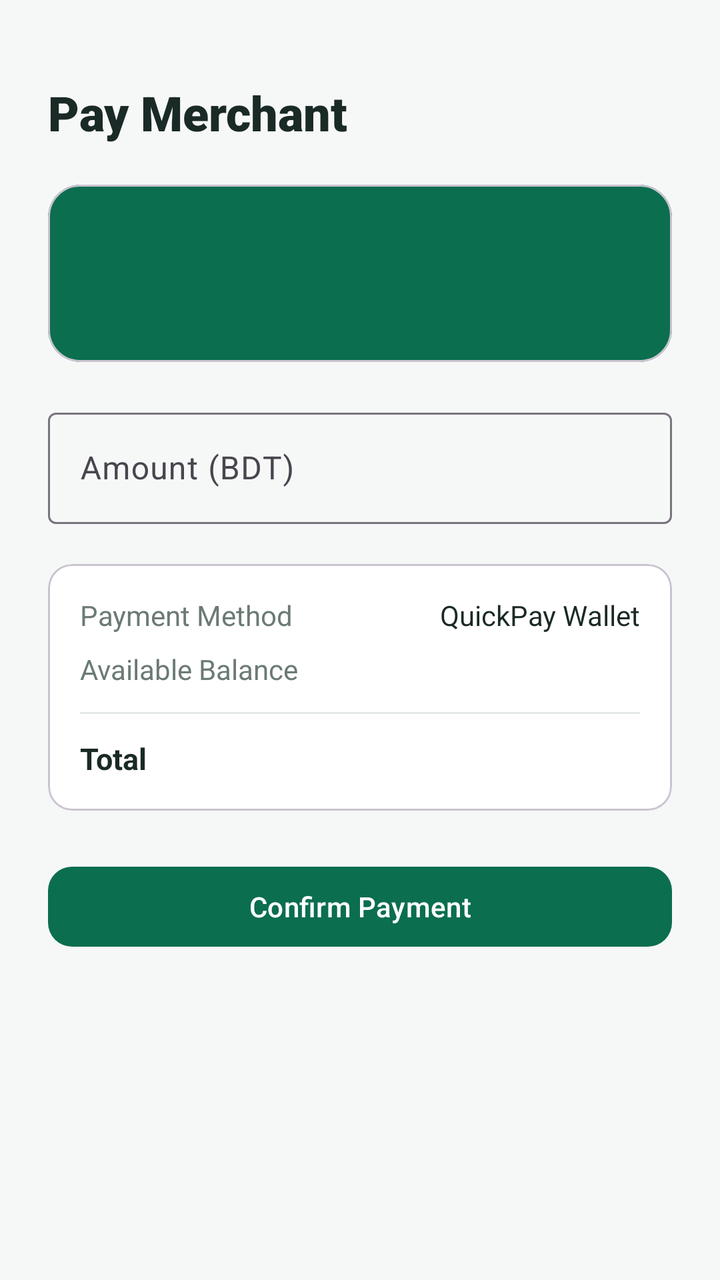
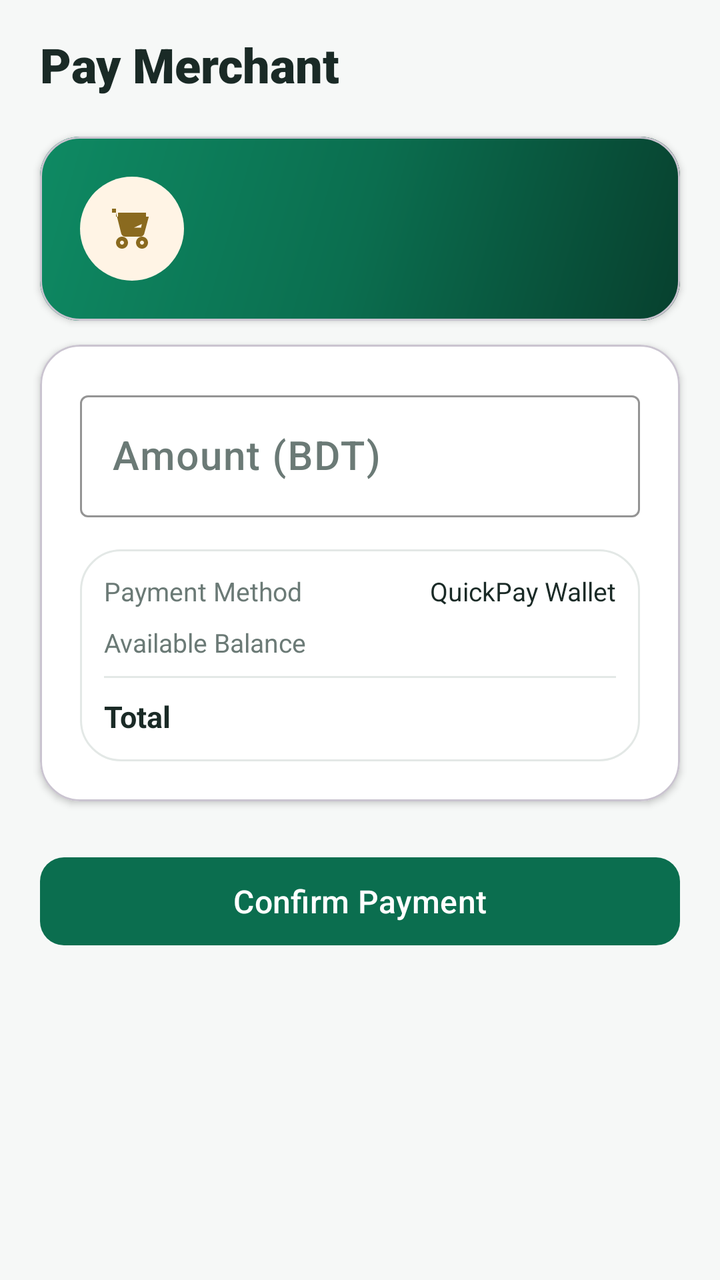

An Android layout rendered at two revisions. The XML below is the earlier revision; the diff shows what the commit changed to produce the second picture.
<!-- AndroidManifest.xml: application theme Theme.QuickPay -->
<!-- res/layout/fragment_merchant_payment.xml -->
<?xml version="1.0" encoding="utf-8"?>
<ScrollView xmlns:android="http://schemas.android.com/apk/res/android"
    xmlns:app="http://schemas.android.com/apk/res-auto"
    android:layout_width="match_parent"
    android:layout_height="match_parent"
    android:background="@color/bg"
    android:fillViewport="true">

    <LinearLayout
        android:layout_width="match_parent"
        android:layout_height="wrap_content"
        android:orientation="vertical"
        android:padding="24dp">

        <TextView
            android:layout_width="wrap_content"
            android:layout_height="wrap_content"
            android:layout_marginTop="16dp"
            android:fontFamily="sans-serif-black"
            android:text="@string/merchant_payment_title"
            android:textColor="@color/text_primary"
            android:textSize="24sp" />

        <com.google.android.material.card.MaterialCardView
            android:id="@+id/merchantCard"
            android:layout_width="match_parent"
            android:layout_height="wrap_content"
            android:layout_marginTop="20dp"
            app:cardBackgroundColor="@color/primary"
            app:cardCornerRadius="16dp">

            <LinearLayout
                android:layout_width="match_parent"
                android:layout_height="wrap_content"
                android:orientation="vertical"
                android:padding="20dp">

                <TextView
                    android:id="@+id/merchantName"
                    android:layout_width="wrap_content"
                    android:layout_height="wrap_content"
                    android:textColor="@color/white"
                    android:textSize="20sp"
                    android:textStyle="bold" />

                <TextView
                    android:id="@+id/merchantCategory"
                    android:layout_width="wrap_content"
                    android:layout_height="wrap_content"
                    android:layout_marginTop="4dp"
                    android:textColor="@color/primary_light"
                    android:textSize="13sp" />
            </LinearLayout>
        </com.google.android.material.card.MaterialCardView>

        <com.google.android.material.card.MaterialCardView
            android:id="@+id/loadingCard"
            android:layout_width="match_parent"
            android:layout_height="wrap_content"
            android:layout_marginTop="20dp"
            android:visibility="gone"
            app:cardCornerRadius="16dp">

            <LinearLayout
                android:layout_width="match_parent"
                android:layout_height="wrap_content"
                android:gravity="center"
                android:orientation="horizontal"
                android:padding="24dp">

                <com.google.android.material.progressbar.CircularProgressIndicator
                    android:layout_width="wrap_content"
                    android:layout_height="wrap_content"
                    android:indeterminate="true" />

                <TextView
                    android:layout_width="wrap_content"
                    android:layout_height="wrap_content"
                    android:layout_marginStart="16dp"
                    android:text="Validating merchant..."
                    android:textColor="@color/text_secondary" />
            </LinearLayout>
        </com.google.android.material.card.MaterialCardView>

        <com.google.android.material.textfield.TextInputLayout
            android:id="@+id/amountInputLayout"
            style="@style/Widget.Material3.TextInputLayout.OutlinedBox"
            android:layout_width="match_parent"
            android:layout_height="wrap_content"
            android:layout_marginTop="20dp"
            android:hint="@string/amount_label">

            <com.google.android.material.textfield.TextInputEditText
                android:id="@+id/amountInput"
                android:layout_width="match_parent"
                android:layout_height="wrap_content"
                android:inputType="numberDecimal"
                android:maxLines="1" />
        </com.google.android.material.textfield.TextInputLayout>

        <com.google.android.material.card.MaterialCardView
            android:id="@+id/reviewCard"
            android:layout_width="match_parent"
            android:layout_height="wrap_content"
            android:layout_marginTop="20dp"
            app:cardBackgroundColor="@color/card_bg"
            app:cardCornerRadius="12dp">

            <LinearLayout
                android:layout_width="match_parent"
                android:layout_height="wrap_content"
                android:orientation="vertical"
                android:padding="16dp">

                <LinearLayout
                    android:layout_width="match_parent"
                    android:layout_height="wrap_content"
                    android:orientation="horizontal">

                    <TextView
                        android:layout_width="0dp"
                        android:layout_height="wrap_content"
                        android:layout_weight="1"
                        android:text="@string/payment_method"
                        android:textColor="@color/text_secondary"
                        android:textSize="14sp" />

                    <TextView
                        android:layout_width="wrap_content"
                        android:layout_height="wrap_content"
                        android:text="@string/wallet_method"
                        android:textColor="@color/text_primary"
                        android:textSize="14sp" />
                </LinearLayout>

                <LinearLayout
                    android:layout_width="match_parent"
                    android:layout_height="wrap_content"
                    android:layout_marginTop="8dp"
                    android:orientation="horizontal">

                    <TextView
                        android:layout_width="0dp"
                        android:layout_height="wrap_content"
                        android:layout_weight="1"
                        android:text="@string/available_balance"
                        android:textColor="@color/text_secondary"
                        android:textSize="14sp" />

                    <TextView
                        android:id="@+id/balanceValue"
                        android:layout_width="wrap_content"
                        android:layout_height="wrap_content"
                        android:textColor="@color/text_primary"
                        android:textSize="14sp"
                        android:textStyle="bold" />
                </LinearLayout>

                <View
                    android:layout_width="match_parent"
                    android:layout_height="1dp"
                    android:layout_marginTop="12dp"
                    android:layout_marginBottom="12dp"
                    android:background="@color/divider" />

                <LinearLayout
                    android:layout_width="match_parent"
                    android:layout_height="wrap_content"
                    android:orientation="horizontal">

                    <TextView
                        android:layout_width="0dp"
                        android:layout_height="wrap_content"
                        android:layout_weight="1"
                        android:text="@string/total_label"
                        android:textColor="@color/text_primary"
                        android:textSize="15sp"
                        android:textStyle="bold" />

                    <TextView
                        android:id="@+id/totalValue"
                        android:layout_width="wrap_content"
                        android:layout_height="wrap_content"
                        android:textColor="@color/primary"
                        android:textSize="15sp"
                        android:textStyle="bold" />
                </LinearLayout>
            </LinearLayout>
        </com.google.android.material.card.MaterialCardView>

        <com.google.android.material.button.MaterialButton
            android:id="@+id/confirmButton"
            android:layout_width="match_parent"
            android:layout_height="wrap_content"
            android:layout_marginTop="24dp"
            android:text="@string/confirm_payment"
            android:textAllCaps="false"
            app:cornerRadius="12dp" />

        <com.google.android.material.progressbar.CircularProgressIndicator
            android:id="@+id/progress"
            android:layout_width="wrap_content"
            android:layout_height="wrap_content"
            android:layout_gravity="center_horizontal"
            android:layout_marginTop="16dp"
            android:indeterminate="true"
            android:visibility="gone" />

    </LinearLayout>
</ScrollView>
<!-- resources referenced by this layout -->
<resources>
  <style name="Base.Theme.QuickPay" parent="Theme.Material3.DayNight.NoActionBar">
          <item name="colorPrimary">@color/primary</item>
          <item name="colorOnPrimary">@color/white</item>
          <item name="colorPrimaryContainer">@color/primary_light</item>
          <item name="colorOnPrimaryContainer">@color/primary_dark</item>
          <item name="colorSecondary">@color/accent</item>
          <item name="android:colorBackground">@color/bg</item>
          <item name="colorSurface">@color/bg</item>
          <item name="colorOnSurface">@color/text_primary</item>
      </style>
  <!-- unchanged entries left out for length: 18 -->
</resources>

<!-- the commit's change to res/layout/fragment_merchant_payment.xml (unified diff, before → after) -->
@@ -9,47 +9,74 @@
     <LinearLayout
         android:layout_width="match_parent"
         android:layout_height="wrap_content"
-        android:orientation="vertical"
-        android:padding="24dp">
+        android:orientation="vertical">
 
         <TextView
-            android:layout_width="wrap_content"
-            android:layout_height="wrap_content"
-            android:layout_marginTop="16dp"
+            android:layout_width="match_parent"
+            android:layout_height="wrap_content"
             android:fontFamily="sans-serif-black"
+            android:paddingStart="@dimen/screen_padding"
+            android:paddingTop="@dimen/spacing_lg"
+            android:paddingEnd="@dimen/screen_padding"
             android:text="@string/merchant_payment_title"
             android:textColor="@color/text_primary"
             android:textSize="24sp" />
 
+        
         <com.google.android.material.card.MaterialCardView
             android:id="@+id/merchantCard"
             android:layout_width="match_parent"
             android:layout_height="wrap_content"
-            android:layout_marginTop="20dp"
-            app:cardBackgroundColor="@color/primary"
-            app:cardCornerRadius="16dp">
+            android:layout_marginStart="@dimen/screen_padding"
+            android:layout_marginTop="@dimen/spacing_xl"
+            android:layout_marginEnd="@dimen/screen_padding"
+            app:cardCornerRadius="@dimen/corner_xlarge"
+            app:cardElevation="@dimen/elevation_low">
 
             <LinearLayout
                 android:layout_width="match_parent"
                 android:layout_height="wrap_content"
-                android:orientation="vertical"
-                android:padding="20dp">
-
-                <TextView
-                    android:id="@+id/merchantName"
-                    android:layout_width="wrap_content"
-                    android:layout_height="wrap_content"
-                    android:textColor="@color/white"
-                    android:textSize="20sp"
-                    android:textStyle="bold" />
-
-                <TextView
-                    android:id="@+id/merchantCategory"
-                    android:layout_width="wrap_content"
-                    android:layout_height="wrap_content"
-                    android:layout_marginTop="4dp"
-                    android:textColor="@color/primary_light"
-                    android:textSize="13sp" />
+                android:background="@drawable/bg_gradient_primary"
+                android:gravity="center_vertical"
+                android:orientation="horizontal"
+                android:padding="@dimen/spacing_xl">
+
+                <FrameLayout
+                    android:layout_width="52dp"
+                    android:layout_height="52dp"
+                    android:background="@drawable/bg_pill_accent">
+
+                    <ImageView
+                        android:layout_width="24dp"
+                        android:layout_height="24dp"
+                        android:layout_gravity="center"
+                        android:contentDescription="@string/merchant_payment_title"
+                        android:src="@drawable/ic_store"
+                        app:tint="#8A6A1F" />
+                </FrameLayout>
+
+                <LinearLayout
+                    android:layout_width="0dp"
+                    android:layout_height="wrap_content"
+                    android:layout_marginStart="@dimen/spacing_md"
+                    android:layout_weight="1"
+                    android:orientation="vertical">
+
+                    <TextView
+                        android:id="@+id/merchantName"
+                        android:layout_width="wrap_content"
+                        android:layout_height="wrap_content"
+                        android:fontFamily="sans-serif-medium"
+                        android:textColor="@color/white"
+                        android:textSize="19sp" />
+
+                    <TextView
+                        android:id="@+id/merchantCategory"
+                        android:layout_width="wrap_content"
+                        android:layout_height="wrap_content"
+                        android:textColor="#B8D8CC"
+                        android:textSize="13sp" />
+                </LinearLayout>
             </LinearLayout>
         </com.google.android.material.card.MaterialCardView>
 
@@ -57,154 +84,178 @@
             android:id="@+id/loadingCard"
             android:layout_width="match_parent"
             android:layout_height="wrap_content"
-            android:layout_marginTop="20dp"
+            android:layout_marginStart="@dimen/screen_padding"
+            android:layout_marginTop="@dimen/spacing_md"
+            android:layout_marginEnd="@dimen/screen_padding"
             android:visibility="gone"
-            app:cardCornerRadius="16dp">
+            app:cardBackgroundColor="@color/card_bg"
+            app:cardCornerRadius="@dimen/corner_large"
+            app:cardElevation="0dp">
 
             <LinearLayout
                 android:layout_width="match_parent"
                 android:layout_height="wrap_content"
                 android:gravity="center"
                 android:orientation="horizontal"
-                android:padding="24dp">
-
-                <com.google.android.material.progressbar.CircularProgressIndicator
+                android:padding="@dimen/spacing_lg">
+
+                <com.google.android.material.progressindicator.CircularProgressIndicator
                     android:layout_width="wrap_content"
                     android:layout_height="wrap_content"
-                    android:indeterminate="true" />
+                    android:indeterminate="true"
+                    app:indicatorSize="22dp" />
 
                 <TextView
                     android:layout_width="wrap_content"
                     android:layout_height="wrap_content"
-                    android:layout_marginStart="16dp"
+                    android:layout_marginStart="@dimen/spacing_md"
                     android:text="Validating merchant..."
-                    android:textColor="@color/text_secondary" />
+                    android:textColor="@color/text_secondary"
+                    android:textSize="13sp" />
             </LinearLayout>
         </com.google.android.material.card.MaterialCardView>
 
-        <com.google.android.material.textfield.TextInputLayout
-            android:id="@+id/amountInputLayout"
-            style="@style/Widget.Material3.TextInputLayout.OutlinedBox"
-            android:layout_width="match_parent"
-            android:layout_height="wrap_content"
-            android:layout_marginTop="20dp"
-            android:hint="@string/amount_label">
-
-            <com.google.android.material.textfield.TextInputEditText
-                android:id="@+id/amountInput"
-                android:layout_width="match_parent"
-                android:layout_height="wrap_content"
-                android:inputType="numberDecimal"
-                android:maxLines="1" />
-        </com.google.android.material.textfield.TextInputLayout>
-
+        
         <com.google.android.material.card.MaterialCardView
-            android:id="@+id/reviewCard"
-            android:layout_width="match_parent"
-            android:layout_height="wrap_content"
-            android:layout_marginTop="20dp"
+            android:layout_width="match_parent"
+            android:layout_height="wrap_content"
+            android:layout_marginStart="@dimen/screen_padding"
+            android:layout_marginTop="@dimen/spacing_md"
+            android:layout_marginEnd="@dimen/screen_padding"
             app:cardBackgroundColor="@color/card_bg"
-            app:cardCornerRadius="12dp">
+            app:cardCornerRadius="@dimen/corner_xlarge"
+            app:cardElevation="@dimen/elevation_low">
 
             <LinearLayout
                 android:layout_width="match_parent"
                 android:layout_height="wrap_content"
                 android:orientation="vertical"
-                android:padding="16dp">
-
+                android:padding="@dimen/spacing_xl">
+
+                <com.google.android.material.textfield.TextInputLayout
+                    android:id="@+id/amountInputLayout"
+                    style="@style/QuickPay.TextInput"
+                    android:layout_width="match_parent"
+                    android:layout_height="wrap_content"
+                    android:hint="@string/amount_label"
+                    app:prefixText="৳">
+
+                    <com.google.android.material.textfield.TextInputEditText
+                        android:id="@+id/amountInput"
+                        android:layout_width="match_parent"
+                        android:layout_height="wrap_content"
+                        android:fontFamily="sans-serif-medium"
+                        android:inputType="numberDecimal"
+                        android:maxLines="1"
+                        android:textSize="20sp" />
+                </com.google.android.material.textfield.TextInputLayout>
+
+                
                 <LinearLayout
+                    android:id="@+id/reviewCard"
                     android:layout_width="match_parent"
                     android:layout_height="wrap_content"
-                    android:orientation="horizontal">
-
-                    <TextView
-                        android:layout_width="0dp"
-                        android:layout_height="wrap_content"
-                        android:layout_weight="1"
-                        android:text="@string/payment_method"
-                        android:textColor="@color/text_secondary"
-                        android:textSize="14sp" />
-
-                    <TextView
-                        android:layout_width="wrap_content"
-                        android:layout_height="wrap_content"
-                        android:text="@string/wallet_method"
-                        android:textColor="@color/text_primary"
-                        android:textSize="14sp" />
-                </LinearLayout>
-
-                <LinearLayout
-                    android:layout_width="match_parent"
-                    android:layout_height="wrap_content"
-                    android:layout_marginTop="8dp"
-                    android:orientation="horizontal">
-
-                    <TextView
-                        android:layout_width="0dp"
-                        android:layout_height="wrap_content"
-                        android:layout_weight="1"
-                        android:text="@string/available_balance"
-                        android:textColor="@color/text_secondary"
-                        android:textSize="14sp" />
-
-                    <TextView
-                        android:id="@+id/balanceValue"
-                        android:layout_width="wrap_content"
-                        android:layout_height="wrap_content"
-                        android:textColor="@color/text_primary"
-                        android:textSize="14sp"
-                        android:textStyle="bold" />
-                </LinearLayout>
-
-                <View
-                    android:layout_width="match_parent"
-                    android:layout_height="1dp"
-                    android:layout_marginTop="12dp"
-                    android:layout_marginBottom="12dp"
-                    android:background="@color/divider" />
-
-                <LinearLayout
-                    android:layout_width="match_parent"
-                    android:layout_height="wrap_content"
-                    android:orientation="horizontal">
-
-                    <TextView
-                        android:layout_width="0dp"
-                        android:layout_height="wrap_content"
-                        android:layout_weight="1"
-                        android:text="@string/total_label"
-                        android:textColor="@color/text_primary"
-                        android:textSize="15sp"
-                        android:textStyle="bold" />
-
-                    <TextView
-                        android:id="@+id/totalValue"
-                        android:layout_width="wrap_content"
-                        android:layout_height="wrap_content"
-                        android:textColor="@color/primary"
-                        android:textSize="15sp"
-                        android:textStyle="bold" />
+                    android:layout_marginTop="@dimen/spacing_lg"
+                    android:background="@drawable/bg_qr_frame"
+                    android:orientation="vertical"
+                    android:padding="@dimen/spacing_md">
+
+                    <LinearLayout
+                        android:layout_width="match_parent"
+                        android:layout_height="wrap_content"
+                        android:orientation="horizontal">
+
+                        <TextView
+                            android:layout_width="0dp"
+                            android:layout_height="wrap_content"
+                            android:layout_weight="1"
+                            android:text="@string/payment_method"
+                            android:textColor="@color/text_secondary"
+                            android:textSize="13sp" />
+
+                        <TextView
+                            android:layout_width="wrap_content"
+                            android:layout_height="wrap_content"
+                            android:text="@string/wallet_method"
+                            android:textColor="@color/text_primary"
+                            android:textSize="13sp" />
+                    </LinearLayout>
+
+                    <LinearLayout
+                        android:layout_width="match_parent"
+                        android:layout_height="wrap_content"
+                        android:layout_marginTop="@dimen/spacing_sm"
+                        android:orientation="horizontal">
+
+                        <TextView
+                            android:layout_width="0dp"
+                            android:layout_height="wrap_content"
+                            android:layout_weight="1"
+                            android:text="@string/available_balance"
+                            android:textColor="@color/text_secondary"
+                            android:textSize="13sp" />
+
+                        <TextView
+                            android:id="@+id/balanceValue"
+                            android:layout_width="wrap_content"
+                            android:layout_height="wrap_content"
+                            android:textColor="@color/text_primary"
+                            android:textSize="13sp"
+                            android:textStyle="bold" />
+                    </LinearLayout>
+
+                    <View
+                        android:layout_width="match_parent"
+                        android:layout_height="1dp"
+                        android:layout_marginTop="@dimen/spacing_sm"
+                        android:layout_marginBottom="@dimen/spacing_sm"
+                        android:background="@color/divider" />
+
+                    <LinearLayout
+                        android:layout_width="match_parent"
+                        android:layout_height="wrap_content"
+                        android:orientation="horizontal">
+
+                        <TextView
+                            android:layout_width="0dp"
+                            android:layout_height="wrap_content"
+                            android:layout_weight="1"
+                            android:text="@string/total_label"
+                            android:textColor="@color/text_primary"
+                            android:textSize="15sp"
+                            android:textStyle="bold" />
+
+                        <TextView
+                            android:id="@+id/totalValue"
+                            android:layout_width="wrap_content"
+                            android:layout_height="wrap_content"
+                            android:fontFamily="sans-serif-black"
+                            android:textColor="@color/primary"
+                            android:textSize="16sp" />
+                    </LinearLayout>
                 </LinearLayout>
             </LinearLayout>
         </com.google.android.material.card.MaterialCardView>
 
         <com.google.android.material.button.MaterialButton
             android:id="@+id/confirmButton"
-            android:layout_width="match_parent"
-            android:layout_height="wrap_content"
-            android:layout_marginTop="24dp"
-            android:text="@string/confirm_payment"
-            android:textAllCaps="false"
-            app:cornerRadius="12dp" />
-
-        <com.google.android.material.progressbar.CircularProgressIndicator
+            style="@style/QuickPay.Button.Primary"
+            android:layout_width="match_parent"
+            android:layout_height="wrap_content"
+            android:layout_marginStart="@dimen/screen_padding"
+            android:layout_marginTop="@dimen/spacing_xxl"
+            android:layout_marginEnd="@dimen/screen_padding"
+            android:text="@string/confirm_payment" />
+
+        <com.google.android.material.progressindicator.CircularProgressIndicator
             android:id="@+id/progress"
             android:layout_width="wrap_content"
             android:layout_height="wrap_content"
             android:layout_gravity="center_horizontal"
-            android:layout_marginTop="16dp"
+            android:layout_marginTop="@dimen/spacing_lg"
             android:indeterminate="true"
-            android:visibility="gone" />
+            android:visibility="gone"
+            app:indicatorColor="@color/primary" />
 
     </LinearLayout>
 </ScrollView>
<!-- resource entries referenced after the edit -->
@@ -1,5 +1,72 @@
 <!-- resources referenced by this layout -->
 <resources>
+  <dimen name="corner_large">16dp</dimen>
+  <dimen name="corner_xlarge">20dp</dimen>
+  <dimen name="elevation_low">2dp</dimen>
+  <dimen name="screen_padding">20dp</dimen>
+  <dimen name="spacing_lg">16dp</dimen>
+  <dimen name="spacing_md">12dp</dimen>
+  <dimen name="spacing_sm">8dp</dimen>
+  <dimen name="spacing_xl">20dp</dimen>
+  <dimen name="spacing_xxl">24dp</dimen>
+  <!-- drawable bg_gradient_primary (drawable) -->
+  <shape xmlns:android="http://schemas.android.com/apk/res/android"
+      android:shape="rectangle">
+      <gradient
+          android:angle="315"
+          android:startColor="#0E8A63"
+          android:centerColor="@color/primary"
+          android:endColor="#07402E"
+          android:type="linear" />
+  </shape>
+  <!-- drawable bg_pill_accent (drawable) -->
+  <shape xmlns:android="http://schemas.android.com/apk/res/android"
+      android:shape="rectangle">
+      <solid android:color="@color/accent_light" />
+      <corners android:radius="100dp" />
+  </shape>
+  <!-- drawable bg_qr_frame (drawable) -->
+  <shape xmlns:android="http://schemas.android.com/apk/res/android"
+      android:shape="rectangle">
+      <solid android:color="@color/white" />
+      <stroke
+          android:width="1dp"
+          android:color="@color/divider" />
+      <corners android:radius="@dimen/corner_xlarge" />
+  </shape>
+  <!-- drawable ic_store (drawable) -->
+  <vector xmlns:android="http://schemas.android.com/apk/res/android"
+      android:width="24dp"
+      android:height="24dp"
+      android:viewportWidth="24"
+      android:viewportHeight="24">
+      <path
+          android:fillColor="#FF000000"
+          android:pathData="M18.36,9l0.6,-3L5.04,6 5,4h14v2h-1.36l-1.1,5.5 -3.54,0 0,0zM7,22c-1.66,0 -3,-1.34 -3,-3s1.34,-3 3,-3 3,1.34 3,3 -1.34,3 -3,3zM17,22c-1.66,0 -3,-1.34 -3,-3s1.34,-3 3,-3 3,1.34 3,3 -1.34,3 -3,3zM7,20c0.55,0 1,-0.45 1,-1s-0.45,-1 -1,-1 -1,0.45 -1,1 0.45,1 1,1zM17,20c0.55,0 1,-0.45 1,-1s-0.45,-1 -1,-1 -1,0.45 -1,1 0.45,1 1,1zM7.82,16h8.36c0.89,0 1.66,-0.58 1.92,-1.43L20.41,6H4V2H2v2h2l2.6,10.4c0.26,0.96 1.13,1.6 1.92,1.6z" />
+  </vector>
+  <style name="QuickPay.Button.Primary" parent="Widget.Material3.Button">
+          <item name="android:textColor">@color/white</item>
+          <item name="backgroundTint">@color/primary</item>
+          <item name="cornerRadius">@dimen/corner_medium</item>
+          <item name="android:minHeight">@dimen/button_height</item>
+          <item name="android:paddingStart">@dimen/spacing_xxl</item>
+          <item name="android:paddingEnd">@dimen/spacing_xxl</item>
+          <item name="android:fontFamily">sans-serif-medium</item>
+          <item name="android:textSize">16sp</item>
+          <item name="android:textAllCaps">false</item>
+      </style>
+  <style name="QuickPay.TextInput" parent="Widget.Material3.TextInputLayout.OutlinedBox">
+          <item name="boxStrokeColor">@color/primary</item>
+          <item name="boxStrokeErrorColor">@color/danger</item>
+          <item name="hintTextColor">@color/text_secondary</item>
+          <item name="cornerRadius">@dimen/corner_small</item>
+          <item name="android:textColorHint">@color/text_secondary</item>
+      </style>
+  <color name="accent_light">#FFF4E5</color>
+  <dimen name="corner_medium">12dp</dimen>
+  <dimen name="button_height">52dp</dimen>
+  <color name="danger">#C62828</color>
+  <dimen name="corner_small">8dp</dimen>
   <style name="Base.Theme.QuickPay" parent="Theme.Material3.DayNight.NoActionBar">
           <item name="colorPrimary">@color/primary</item>
           <item name="colorOnPrimary">@color/white</item>
@@ -9,6 +76,9 @@
           <item name="android:colorBackground">@color/bg</item>
           <item name="colorSurface">@color/bg</item>
           <item name="colorOnSurface">@color/text_primary</item>
+          <item name="android:statusBarColor">@color/primary_dark</item>
+          <item name="android:navigationBarColor">@color/white</item>
+          <item name="android:windowLightStatusBar">false</item>
       </style>
   <!-- unchanged entries left out for length: 18 -->
 </resources>
